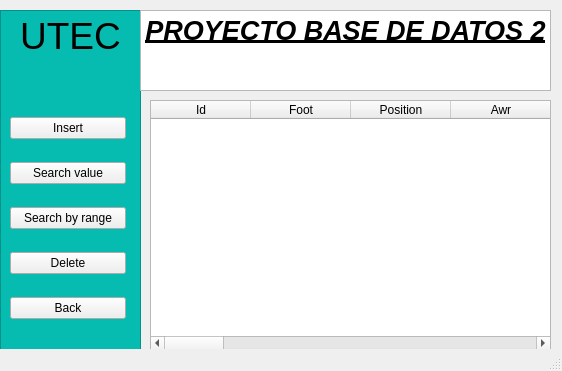
The window that Views/sequential_cereal.ui (Luis-ntonio/Final) describes before a commit, drawn with Qt 5.
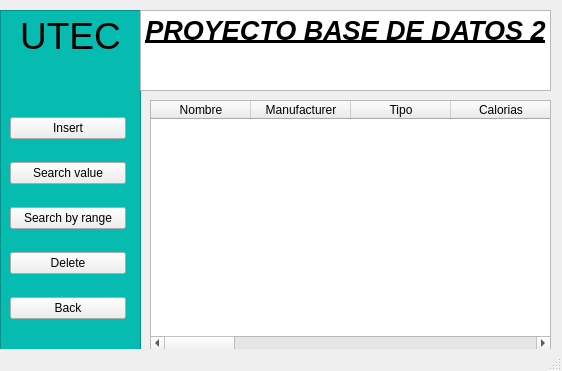
The same window after the commit.

```diff
--- a/Views/sequential_cereal.ui
+++ b/Views/sequential_cereal.ui
@@ -112,97 +112,82 @@
     </property>
     <column>
      <property name="text">
-      <string>Id</string>
+      <string>Nombre</string>
      </property>
     </column>
     <column>
      <property name="text">
-      <string>Foot</string>
+      <string>Manufacturer</string>
      </property>
     </column>
     <column>
      <property name="text">
-      <string>Position</string>
+      <string>Tipo</string>
      </property>
     </column>
     <column>
      <property name="text">
-      <string>Awr</string>
+      <string>Calorias</string>
      </property>
     </column>
     <column>
      <property name="text">
-      <string>Dwr</string>
+      <string>Proteinas</string>
      </property>
     </column>
     <column>
      <property name="text">
-      <string>Ovr</string>
+      <string>Grasa</string>
      </property>
     </column>
     <column>
      <property name="text">
-      <string>Pac</string>
+      <string>Sodio</string>
      </property>
     </column>
     <column>
      <property name="text">
-      <string>Sho</string>
+      <string>Fibra</string>
      </property>
     </column>
     <column>
      <property name="text">
-      <string>Pas</string>
+      <string>Carbohidratos</string>
      </property>
     </column>
     <column>
      <property name="text">
-      <string>Dri</string>
+      <string>Azucares</string>
      </property>
     </column>
     <column>
      <property name="text">
-      <string>Def</string>
+      <string>Potasio</string>
      </property>
     </column>
     <column>
      <property name="text">
-      <string>Phy</string>
+      <string>Vitaminas</string>
      </property>
     </column>
     <column>
      <property name="text">
-      <string>Sm</string>
+      <string>Disp. estanteria</string>
      </property>
     </column>
     <column>
      <property name="text">
-      <string>Div</string>
+      <string>Peso</string>
      </property>
     </column>
     <column>
      <property name="text">
-      <string>Pos</string>
+      <string>Tazas/porcion</string>
      </property>
     </column>
     <column>
      <property name="text">
-      <string>Han</string>
-     </property>
-    </column>
-    <column>
-     <property name="text">
-      <string>Ref</string>
-     </property>
-    </column>
-    <column>
-     <property name="text">
-      <string>Kic</string>
-     </property>
-    </column>
-    <column>
-     <property name="text">
-      <string>Spd</string>
+      <string>Rating</string>
      </property>
     </column>
    </widget>
```
Left out of the diff: 4 changed lines with no effect on the pictures.
